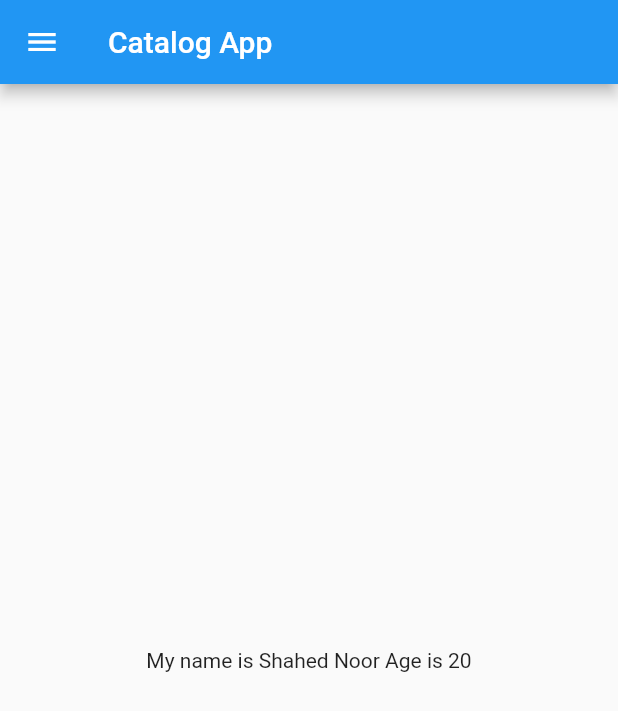
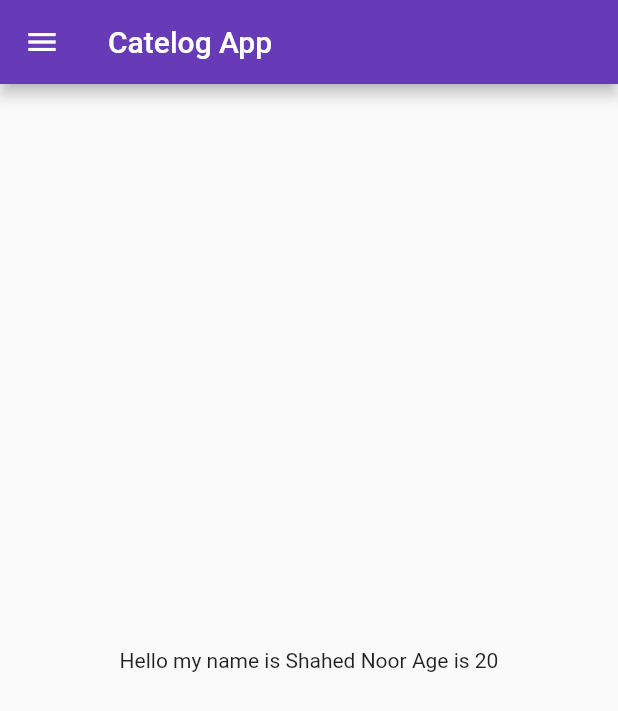
Before and after one commit to ShahedNoor/catalogApp, a Flutter app: the HomePage screen opened directly, on a phone screen of 412 x 824 dp. Shown: the top 711 px of the screen. Run offline on Flutter 3.47's test engine with Material 2 defaults, Android fonts, the phone set to English and light mode, and no system bars.

Commit message:
Day 3 completed

```diff
--- a/lib/home_page.dart
+++ b/lib/pages/home_page.dart
@@ -1,7 +1,6 @@
 import 'package:flutter/material.dart';
 
 class HomePage extends StatelessWidget {
-  const HomePage({Key? key}) : super(key: key);
 
   @override
   Widget build(BuildContext context) {
@@ -9,12 +8,12 @@
     final int age = 20;
     return Scaffold(
       appBar: AppBar(
-        title: Text("Catalog App"),
+        title: Text("Catelog App"),
       ),
       drawer: Drawer(),
       body: Center(
         child: Container(
-          child: Text("My name is $name Age is $age"),
+          child: Text("Hello my name is $name Age is $age"),
         ),
       ),
     );
```
Also changed, not shown: lib/main.dart (+13 -3 lines), lib/pages/login_page.dart (added, +15 -0 lines).
